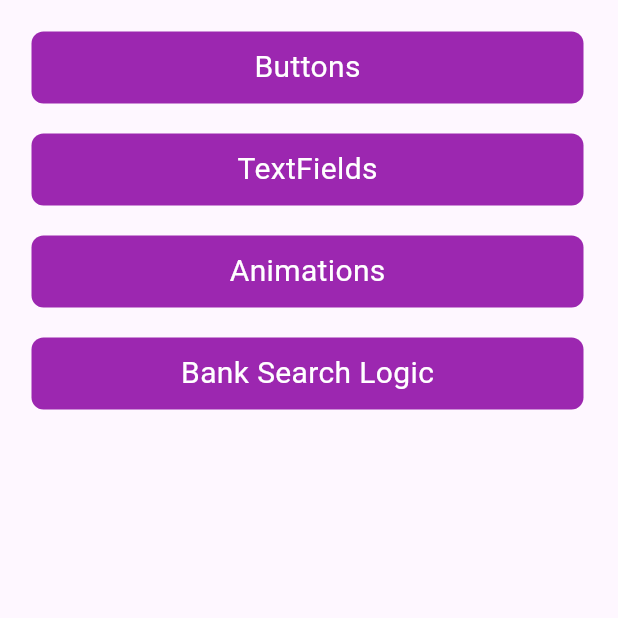
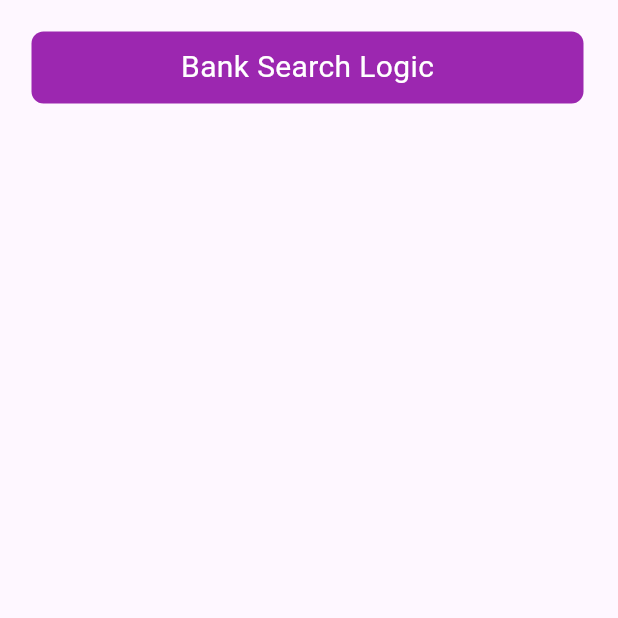
Before and after one commit to Shadowsvg/widgets_gallery, a Flutter app: the screen it shows after launch, on a phone screen of 412 x 824 dp, the top half of it. Run offline on Flutter 3.47's test engine with Material 3 defaults, Android fonts, the phone set to English and light mode, and no system bars.

Commit message:
removed all buttons except bank search logic to create release build

```diff
--- a/lib/widget_list.dart
+++ b/lib/widget_list.dart
@@ -16,24 +16,27 @@ class WidgetList extends StatelessWidget {
           padding: EdgeInsets.all(21),
           child: Column(
             children: [
-              NormalButton(label: 'Buttons', onTapWidget: ButtonsList()),
-              SizedBox(
-                height: 20,
-              ),
-              NormalButton(
-                label: 'TextFields',
-                onTapWidget: TextFieldsList(),
-              ),
-              SizedBox(
-                height: 20,
-              ),
-              NormalButton(
-                label: 'Animations',
-                onTapWidget: Animations(),
-              ),
-              SizedBox(
-                height: 20,
-              ),
+              // NormalButton(
+              //   label: 'Buttons',
+              //   onTapWidget: ButtonsList(),
+              // ),
+              // SizedBox(
+              //   height: 20,
+              // ),
+              // NormalButton(
+              //   label: 'TextFields',
+              //   onTapWidget: TextFieldsList(),
+              // ),
+              // SizedBox(
+              //   height: 20,
+              // ),
+              // NormalButton(
+              //   label: 'Animations',
+              //   onTapWidget: Animations(),
+              // ),
+              // SizedBox(
+              //   height: 20,
+              // ),
               NormalButton(
                 label: 'Bank Search Logic',
                 onTapWidget: BankSearchLogic(),
```
